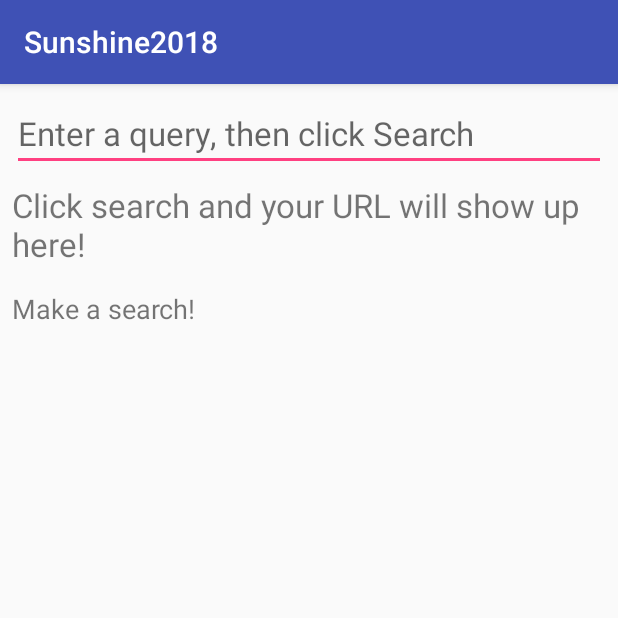
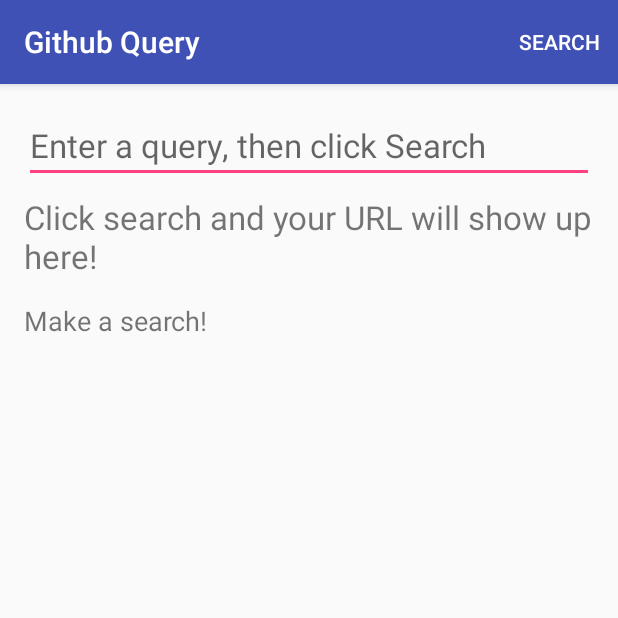
Before and after one commit to Prof-MohamedAtef/Sunshine2018_byMoAtef, an Android app: the screen it shows after launch (MainActivity), on a phone screen of 412 x 824 dp, the top half of it. Run offline under Robolectric (Android 15) with nearby library versions, the phone set to English and light mode, and no system bars.

Commit message:
T02.02-Solution-AddMenu

```diff
--- a/app/src/main/java/prof/mo/ed/sunshine2018/MainActivity.java
+++ b/app/src/main/java/prof/mo/ed/sunshine2018/MainActivity.java
@@ -17,8 +17,11 @@ package prof.mo.ed.sunshine2018;
 
 import android.os.Bundle;
 import android.support.v7.app.AppCompatActivity;
+import android.view.Menu;
+import android.view.MenuItem;
 import android.widget.EditText;
 import android.widget.TextView;
+import android.widget.Toast;
 
 public class MainActivity extends AppCompatActivity {
 
@@ -50,6 +53,29 @@ public class MainActivity extends AppCompatActivity {
 
 
     // TODO (8) Override onCreateOptionsMenu
+
+    @Override
+    public boolean onCreateOptionsMenu(Menu menu) {
+        getMenuInflater().inflate(R.menu.main, menu);
+
+        return true;
+    }
+
+    String textToShow = "Search clicked";
+
+    @Override
+    public boolean onOptionsItemSelected(MenuItem item) {
+
+        int itemThatWasClickedId = item.getItemId();
+        if (itemThatWasClickedId==R.id.action_search){
+            Toast.makeText(getApplicationContext(), textToShow, Toast.LENGTH_SHORT).show();
+            return true;
+        }
+        return super.onOptionsItemSelected(item);
+
+
+    }
+
     // TODO (9) Within onCreateOptionsMenu, use getMenuInflater().inflate to inflate the menu
     // TODO (10) Return true to display your menu
 
@@ -58,4 +84,5 @@ public class MainActivity extends AppCompatActivity {
     // TODO (13) If the item's ID is R.id.action_search, show a Toast and return true to tell Android that you've handled this menu click
     // TODO (14) Don't forgot to call .show() on your Toast
     // TODO (15) If you do NOT handle the menu click, return super.onOptionsItemSelected to let Android handle the menu click
+
 }
--- a/app/src/main/res/layout/activity_main.xml
+++ b/app/src/main/res/layout/activity_main.xml
@@ -22,7 +22,7 @@
     android:paddingLeft="@dimen/activity_horizontal_margin"
     android:paddingRight="@dimen/activity_horizontal_margin"
     android:paddingTop="@dimen/activity_vertical_margin"
-    tools:context="com.example.android.datafrominternet.MainActivity">
+    tools:context="prof.mo.ed.sunshine2018.MainActivity">
 
     <EditText
         android:id="@+id/et_search_box"
--- /dev/null
+++ b/app/src/main/res/menu/main.xml
@@ -0,0 +1,31 @@
+<?xml version="1.0" encoding="utf-8"?>
+<!--
+  Copyright (C) 2016 The Android Open Source Project
+
+  Licensed under the Apache License, Version 2.0 (the "License");
+  you may not use this file except in compliance with the License.
+  You may obtain a copy of the License at
+
+       http://www.apache.org/licenses/LICENSE-2.0
+
+  Unless required by applicable law or agreed to in writing, software
+  distributed under the License is distributed on an "AS IS" BASIS,
+  WITHOUT WARRANTIES OR CONDITIONS OF ANY KIND, either express or implied.
+  See the License for the specific language governing permissions and
+  limitations under the License.
+-->
+<!--COMPLETED (2) Create a menu in xml called main.xml-->
+<menu xmlns:android="http://schemas.android.com/apk/res/android"
+      xmlns:app="http://schemas.android.com/apk/res-auto">
+
+    <!--COMPLETED (3) Add one menu item to your menu-->
+    <!--COMPLETED (4) Give the menu item an id of @+id/action_search-->
+    <!--COMPLETED (5) Set the orderInCategory to 1-->
+    <!--COMPLETED (6) Show this item if there is room (use app:showAsAction, not android:showAsAction)-->
+    <!--COMPLETED (7) Set the title to the search string ("Search") from strings.xml-->
+    <item
+        android:id="@+id/action_search"
+        android:orderInCategory="1"
+        app:showAsAction="ifRoom"
+        android:title="@string/search"/>
+</menu>
--- /dev/null
+++ b/app/src/main/res/values-w820dp/dimens.xml
@@ -0,0 +1,6 @@
+<resources>
+    <!-- Example customization of dimensions originally defined in res/values/dimens.xml
+         (such as screen margins) for screens with more than 820dp of available width. This
+         would include 7" and 10" devices in landscape (~960dp and ~1280dp respectively). -->
+    <dimen name="activity_horizontal_margin">64dp</dimen>
+</resources>
--- /dev/null
+++ b/app/src/main/res/values/dimens.xml
@@ -0,0 +1,5 @@
+<resources>
+    <!-- Default screen margins, per the Android Design guidelines. -->
+    <dimen name="activity_horizontal_margin">16dp</dimen>
+    <dimen name="activity_vertical_margin">16dp</dimen>
+</resources>
```
Also changed, not shown: app/src/main/res/values/strings.xml (+18 -2 lines).
